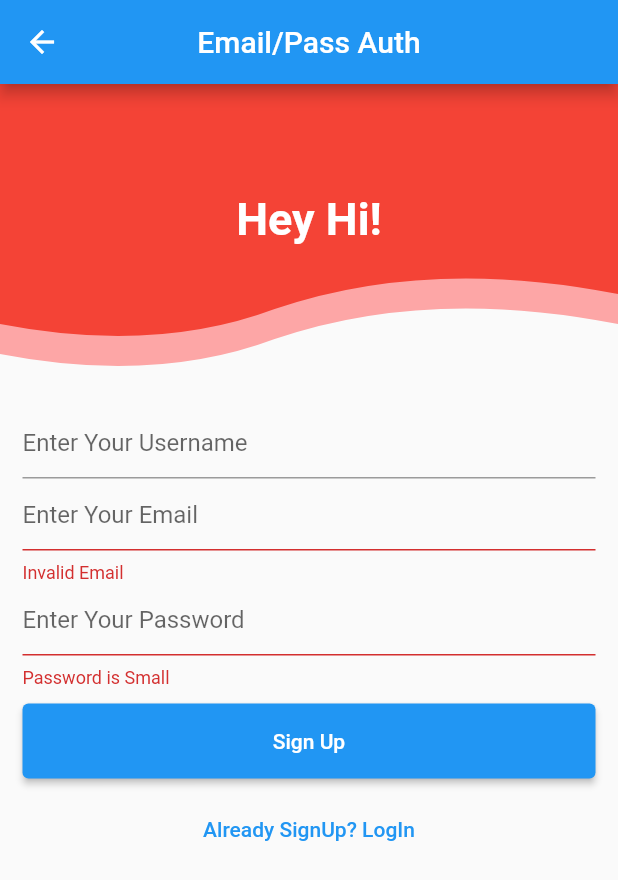
After one commit to shiiishiiir/techognizeClass, a Flutter app: the EmailAuthTest screen opened directly, after a tap on "Log In", after a tap on "Don't Have an Account? SignUp", on a phone screen of 412 x 824 dp. The commit adds this screen. Shown: the top 880 px of the screen. Run offline on Flutter 3.47's test engine with Material 2 defaults, Android fonts, the phone set to English and light mode, and no system bars; our stand-ins replace firebase_auth, firebase_core, firebase_database, flutter_custom_clippers, flutter_spinkit, font_awesome_flutter and 2 more; missing offline and left inert: expandable_widgets; accounts and stored records are empty.

Commit message:
Successful Firebase auth Test

```diff
--- a/lib/main.dart
+++ b/lib/main.dart
@@ -23,6 +23,8 @@ import 'package:techognize/widgetss/MyStackPositionedd.dart';
 import 'package:techognize/widgetss/MyTabBar.dart';
 import 'package:techognize/widgetss/NewListVieww.dart';
 import 'package:techognize/widgetss/Pages/PageOne.dart';
+import 'package:techognize/widgetss/RegForms/EmailAuth.dart';
+import 'package:techognize/widgetss/RegForms/FireDataTest.dart';
 import 'package:techognize/widgetss/RegForms/RegForm.dart';
 import 'package:techognize/widgetss/RegForms/RegFormDataEntry.dart';
 import 'package:techognize/widgetss/SliverAppBarr.dart';
@@ -45,6 +47,7 @@ class Shishir extends StatelessWidget {
   Widget build(BuildContext context) {
     return MaterialApp(
       debugShowCheckedModeBanner: false,
+      // theme: ThemeData(primarySwatch: Colors.red),
       home: RegFormDataEntryy(),
     );
   }
--- /dev/null
+++ b/lib/widgetss/RegForms/EmailAuth.dart
@@ -0,0 +1,204 @@
+import 'package:flutter/material.dart';
+import 'package:firebase_auth/firebase_auth.dart';
+import 'package:flutter_custom_clippers/flutter_custom_clippers.dart';
+import '../../Providers/Providers.dart';
+
+class EmailAuthTest extends StatefulWidget {
+  const EmailAuthTest({Key? key}) : super(key: key);
+
+  @override
+  State<EmailAuthTest> createState() => _EmailAuthTestState();
+}
+
+class _EmailAuthTestState extends State<EmailAuthTest> {
+  final _formKey = GlobalKey<FormState>();
+
+  bool isLogIn = false;
+
+  String email = "";
+  String password = "";
+  String username = "";
+
+  _handleSignUpData() {
+    if (_formKey.currentState!.validate()) {
+      _formKey.currentState!.save();
+
+      isLogIn ? signUp(email, password) : signIn(email, password);
+    }
+  }
+
+  signUp(String email, String password) async {
+    try {
+      UserCredential userCredential = await FirebaseAuth.instance
+          .createUserWithEmailAndPassword(email: email, password: password);
+      print("Success");
+      ScaffoldMessenger.of(context)
+          .showSnackBar(SnackBar(content: Text("Success")));
+    } on FirebaseAuthException catch (e) {
+      if (e.code == 'weak-password') {
+        print('The password provided is too weak.');
+      } else if (e.code == 'email-already-in-use') {
+        print('The account already exists for that email.');
+      }
+    } catch (e) {
+      print(e);
+    }
+  }
+
+  signIn(String email, String password) async {
+    try {
+      UserCredential userCredential = await FirebaseAuth.instance
+          .signInWithEmailAndPassword(email: email, password: password);
+      print("Success");
+      ScaffoldMessenger.of(context)
+          .showSnackBar(SnackBar(content: Text("Welcome...")));
+      Navigator.of(context)
+          .push(MaterialPageRoute(builder: (context) => AuthDataViewMy()));
+    } on FirebaseAuthException catch (e) {
+      if (e.code == 'user-not-found') {
+        print('No user found for that email.');
+      } else if (e.code == 'wrong-password') {
+        print('Wrong password provided for that user.');
+      }
+    }
+  }
+
+  @override
+  Widget build(BuildContext context) {
+    return Scaffold(
+      appBar: AppBar(
+        title: Text("Email/Pass Auth"),
+        centerTitle: true,
+      ),
+      body: SingleChildScrollView(
+        child: Column(
+          mainAxisAlignment: MainAxisAlignment.spaceBetween,
+          children: <Widget>[
+            Container(
+              child: Stack(
+                children: <Widget>[
+                  Opacity(
+                    opacity: 0.5,
+                    child: ClipPath(
+                      clipper: WaveClipperTwo(),
+                      child: Container(
+                        color: Colors.redAccent,
+                        height: 200,
+                      ),
+                    ),
+                  ),
+                  ClipPath(
+                    clipper: WaveClipperTwo(),
+                    child: Container(
+                      color: Colors.red,
+                      height: 180,
+                      alignment: Alignment.center,
+                      child: Text(
+                        "Hey Hi!",
+                        style: TextStyle(
+                            fontSize: 30,
+                            color: Colors.white,
+                            fontWeight: FontWeight.bold),
+                      ),
+                    ),
+                  ),
+                ],
+              ),
+            ),
+            Container(
+              padding: const EdgeInsets.all(15.0),
+              child: Form(
+                key: _formKey,
+                child: Column(
+                  children: <Widget>[
+                    isLogIn
+                        ? TextFormField(
+                            key: ValueKey("Username"),
+                            decoration: InputDecoration(
+                              hintText: "Enter Your Username",
+                            ),
+                            validator: (value) {
+                              if (value.toString().length < 3) {
+                                return "Username is Small";
+                              } else {
+                                return null;
+                              }
+                            },
+                            onSaved: (value) {
+                              setState(() {
+                                username = value!;
+                              });
+                            },
+                          )
+                        : Container(),
+                    TextFormField(
+                      key: ValueKey("Email"),
+                      decoration: InputDecoration(
+                        hintText: "Enter Your Email",
+                      ),
+                      validator: (value) {
+                        if (!(value.toString().contains("@"))) {
+                          return "Invalid Email";
+                        } else {
+                          return null;
+                        }
+                      },
+                      onSaved: (value) {
+                        setState(() {
+                          email = value!;
+                        });
+                      },
+                    ),
+                    TextFormField(
+                      obscureText: true,
+                      key: ValueKey("Password"),
+                      decoration: InputDecoration(
+                        hintText: "Enter Your Password",
+                      ),
+                      validator: (value) {
+                        if (value.toString().length < 6) {
+                          return "Password is Small";
+                        } else {
+                          return null;
+                        }
+                      },
+                      onSaved: (value) {
+                        setState(() {
+                          password = value!;
+                        });
+                      },
+                    ),
+                    SizedBox(
+                      height: 10,
+                    ),
+                    Container(
+                      width: double.infinity,
+                      height: 50,
+                      child: ElevatedButton(
+                        onPressed: _handleSignUpData,
+                        child: isLogIn ? Text("Sign Up") : Text("Log In"),
+                      ),
+                    ),
+                    SizedBox(
+                      height: 10,
+                    ),
+                    TextButton(
+                      onPressed: () {
+                        setState(() {
+                          isLogIn = !isLogIn;
+                        });
+                      },
+                      child: isLogIn
+                          ? Text("Already SignUp? LogIn")
+                          : Text("Don't Have an Account? SignUp"),
+                    ),
+                  ],
+                ),
+              ),
+            ),
+          ],
+        ),
+      ),
+    );
+  }
+}
--- a/pubspec.yaml
+++ b/pubspec.yaml
@@ -49,6 +49,8 @@ dependencies:
   geolocator: ^8.2.1
   fluttertoast: ^8.0.9
   url_launcher: ^6.1.2
+  flutter_custom_clippers: ^2.0.0
+
 
 
 #flutter_launcher_name:
```
Also changed, not shown: lib/Providers/Providers.dart (added, +39 -0 lines), lib/widgetss/RegForms/FireDataTest.dart (added, +100 -0 lines), pubspec.lock.
